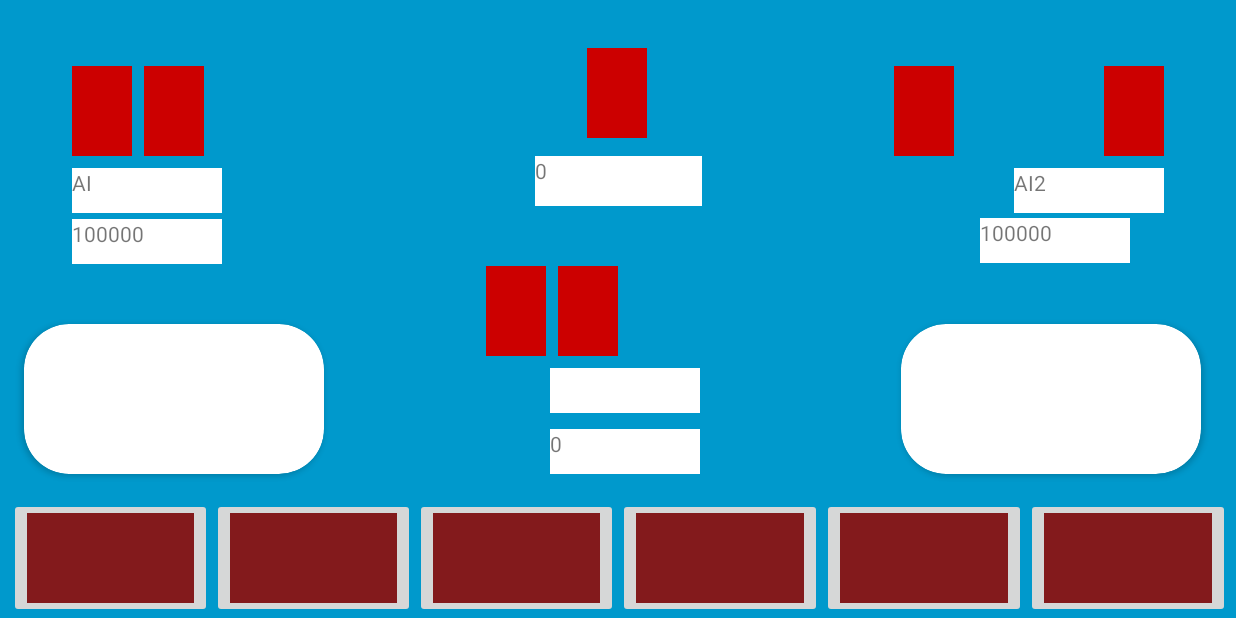
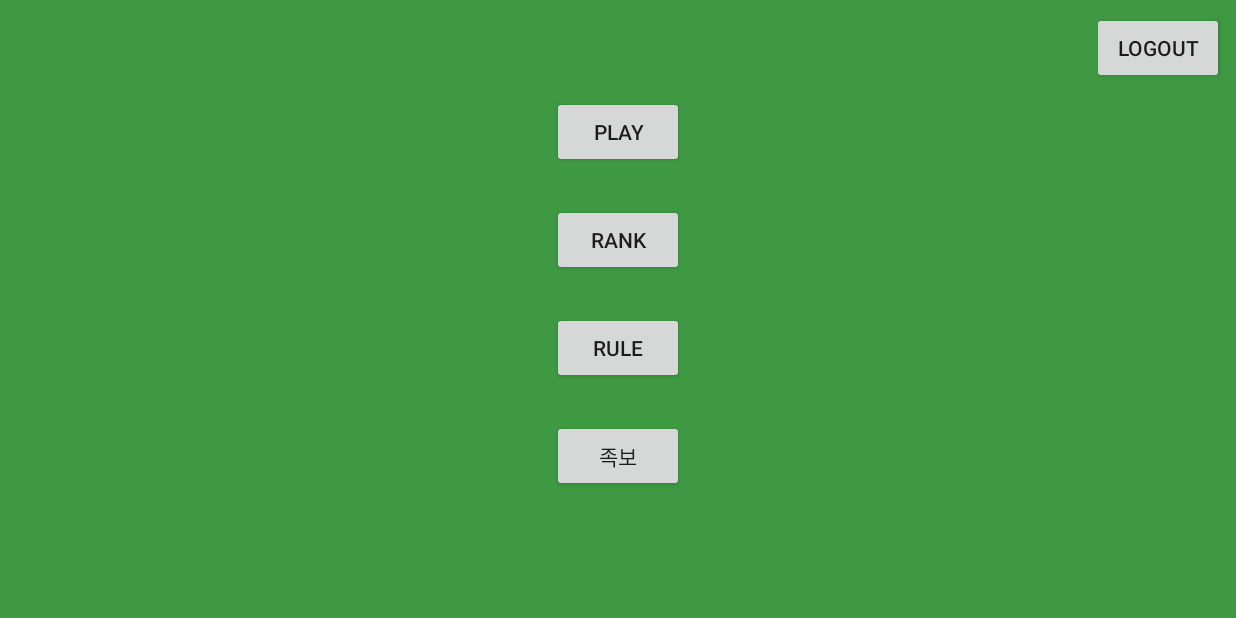
Before and after one commit to Shiiiin/Korean_traditional_game_with_Android, an Android app: the screen it shows after launch once a user with an empty profile is signed in (MainActivity before the commit, MenuActivity after it), on a phone screen of 824 x 412 dp (held sideways). Run offline under Robolectric (Android 15) with nearby library versions, the phone set to English and light mode, and no system bars; our stand-ins replace Firebase (no records; nobody signed in at launch, a user with empty details on screens opened directly); 2 statements that could not run were skipped.

Commit message:
add Menu page

```diff
--- a/app/src/main/AndroidManifest.xml
+++ b/app/src/main/AndroidManifest.xml
@@ -16,6 +16,8 @@
         android:roundIcon="@mipmap/ic_launcher_round"
         android:supportsRtl="true"
         android:theme="@style/AppTheme">
+        <activity android:name=".view.MenuActivity"></activity>
+        <activity android:name=".view.JogboActivity" />
         <activity
             android:name=".view.LoginActivity"
             android:label="@string/app_name"
--- a/app/src/main/java/com/example/shutda/view/LoginActivity.java
+++ b/app/src/main/java/com/example/shutda/view/LoginActivity.java
@@ -213,7 +213,7 @@ public class LoginActivity extends AppCompatActivity implements LoaderCallbacks<
 
         if(currentUser != null && isNetworkConnected() == true){
 
-            sendToMain();
+            sendToMenu();
         }
 
     }
@@ -237,6 +237,11 @@ public class LoginActivity extends AppCompatActivity implements LoaderCallbacks<
 
     private void sendToMain() {
         Intent loginIntent = new Intent(LoginActivity.this, MainActivity.class);
+        startActivity(loginIntent);
+    }
+
+    private void sendToMenu() {
+        Intent loginIntent = new Intent(LoginActivity.this, MenuActivity.class);
         startActivity(loginIntent);
     }
 
@@ -336,7 +341,7 @@ public class LoginActivity extends AppCompatActivity implements LoaderCallbacks<
                                 public void onSuccess(Void aVoid) {
 
                                     showProgress(true);
-                                    sendToMain();
+                                    sendToMenu();
 
                                 }
                             }).addOnFailureListener(new OnFailureListener() {
@@ -635,7 +640,7 @@ public class LoginActivity extends AppCompatActivity implements LoaderCallbacks<
                                             @Override
                                             public void onSuccess(Void aVoid) {
 
-                                                sendToMain();
+                                                sendToMenu();
                                             }
                                         }).addOnFailureListener(new OnFailureListener() {
                                             @Override
--- /dev/null
+++ b/app/src/main/java/com/example/shutda/view/MenuActivity.java
@@ -0,0 +1,64 @@
+package com.example.shutda.view;
+
+import android.content.Intent;
+import android.support.annotation.NonNull;
+import android.support.v7.app.AppCompatActivity;
+import android.os.Bundle;
+import android.view.View;
+import android.widget.Toast;
+
+import com.example.shutda.R;
+import com.google.android.gms.tasks.OnFailureListener;
+import com.google.android.gms.tasks.OnSuccessListener;
+import com.google.firebase.auth.FirebaseAuth;
+import com.google.firebase.database.FirebaseDatabase;
+
+public class MenuActivity extends AppCompatActivity {
+
+    @Override
+    protected void onCreate(Bundle savedInstanceState) {
+        super.onCreate(savedInstanceState);
+        setContentView(R.layout.activity_menu);
+
+        final Intent jogboIntent = new Intent(this, JogboActivity.class);
+        final Intent mainIntent = new Intent(this, MainActivity.class);
+        final Intent loginIntent = new Intent(this, LoginActivity.class);
+
+        SetOnClickListener(R.id.play_button, mainIntent);
+        SetOnClickListener(R.id.rank_button, jogboIntent);
+        SetOnClickListener(R.id.rule_button, jogboIntent);
+        SetOnClickListener(R.id.answer_button, jogboIntent);
+        SetLogoutListener(R.id.logout_button, loginIntent);
+
+    }
+
+
+    private void SetOnClickListener(int button_id, final Intent intent) {
+        findViewById(button_id).setOnClickListener(
+                new View.OnClickListener() {
+                    @Override
+                    public void onClick(View v) {
+                        startActivity(intent);
+                    }
+                }
+        );
+    }
+
+    private void SetLogoutListener(final int button_id, final Intent intent) {
+        final FirebaseDatabase mDB = FirebaseDatabase.getInstance();
+        final FirebaseAuth mAuth = FirebaseAuth.getInstance();
+        final String mUserId = mAuth.getCurrentUser().getUid();
+        mDB.getReference("/Users").child(mUserId).child("token_id").setValue("").addOnSuccessListener(new OnSuccessListener<Void>() {
+            @Override
+            public void onSuccess(Void aVoid) {
+                mAuth.signOut();
+                SetOnClickListener(button_id, intent);
+            }
+        }).addOnFailureListener(new OnFailureListener() {
+            @Override
+            public void onFailure(@NonNull Exception e) {
+                Toast.makeText(MenuActivity.this, "로그아웃 실패", Toast.LENGTH_SHORT).show();
+            }
+        });
+    }
+}
--- /dev/null
+++ b/app/src/main/res/layout/activity_menu.xml
@@ -0,0 +1,67 @@
+<?xml version="1.0" encoding="utf-8"?>
+<android.support.constraint.ConstraintLayout xmlns:android="http://schemas.android.com/apk/res/android"
+    xmlns:app="http://schemas.android.com/apk/res-auto"
+    xmlns:tools="http://schemas.android.com/tools"
+    android:layout_width="match_parent"
+    android:layout_height="match_parent"
+    android:background="@color/colorPrimaryBackground"
+    tools:context=".view.MenuActivity">
+
+    <Button
+        android:id="@+id/play_button"
+        android:layout_width="wrap_content"
+        android:layout_height="wrap_content"
+        android:layout_marginStart="8dp"
+        android:layout_marginTop="64dp"
+        android:layout_marginEnd="8dp"
+        android:text="PLAY"
+        app:layout_constraintEnd_toEndOf="parent"
+        app:layout_constraintStart_toStartOf="parent"
+        app:layout_constraintTop_toTopOf="parent" />
+
+    <Button
+        android:id="@+id/rank_button"
+        android:layout_width="wrap_content"
+        android:layout_height="wrap_content"
+        android:layout_marginStart="8dp"
+        android:layout_marginTop="24dp"
+        android:layout_marginEnd="8dp"
+        android:text="RANK"
+        app:layout_constraintEnd_toEndOf="parent"
+        app:layout_constraintStart_toStartOf="parent"
+        app:layout_constraintTop_toBottomOf="@+id/play_button" />
+
+    <Button
+        android:id="@+id/rule_button"
+        android:layout_width="wrap_content"
+        android:layout_height="wrap_content"
+        android:layout_marginStart="8dp"
+        android:layout_marginTop="24dp"
+        android:layout_marginEnd="8dp"
+        android:text="RULE"
+        app:layout_constraintEnd_toEndOf="parent"
+        app:layout_constraintStart_toStartOf="parent"
+        app:layout_constraintTop_toBottomOf="@+id/rank_button" />
+
+    <Button
+        android:id="@+id/answer_button"
+        android:layout_width="wrap_content"
+        android:layout_height="wrap_content"
+        android:layout_marginStart="8dp"
+        android:layout_marginTop="24dp"
+        android:layout_marginEnd="8dp"
+        android:text="족보"
+        app:layout_constraintEnd_toEndOf="parent"
+        app:layout_constraintStart_toStartOf="parent"
+        app:layout_constraintTop_toBottomOf="@+id/rule_button" />
+
+    <Button
+        android:id="@+id/logout_button"
+        android:layout_width="wrap_content"
+        android:layout_height="wrap_content"
+        android:layout_marginTop="8dp"
+        android:layout_marginEnd="8dp"
+        android:text="LOGOUT"
+        app:layout_constraintEnd_toEndOf="parent"
+        app:layout_constraintTop_toTopOf="parent" />
+</android.support.constraint.ConstraintLayout>
```
Also changed, not shown: app/src/main/java/com/example/shutda/view/JogboActivity.java (added, +52 -0 lines), app/src/main/java/com/example/shutda/view/JogboAdapter.java (added, +63 -0 lines), app/src/main/res/layout/activity_jogbo.xml (added, +7 -0 lines), app/src/main/res/layout/recycler.xml (added, +35 -0 lines), app/src/main/res/drawable/alli.PNG (added), app/src/main/res/drawable/dogsa.PNG (added), app/src/main/res/drawable/gupping.PNG (added), app/src/main/res/drawable/gusa.PNG (added), app/src/main/res/drawable/gwang.PNG (added), app/src/main/res/drawable/jangpping.PNG (added), app/src/main/res/drawable/jangsa.PNG (added), app/src/main/res/drawable/meongteong.PNG (added), app/src/main/res/drawable/sampal.PNG (added), app/src/main/res/drawable/selyug.PNG (added), 2 more files.
